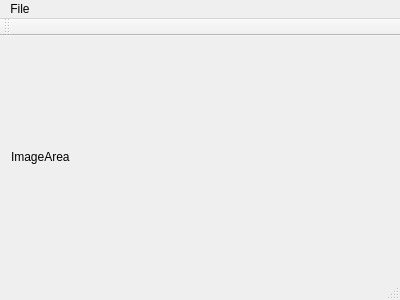
Qt form TesseractTrainer.ui (DaikiMaekawa/marshmallow-tesseract-trainer) before a commit.
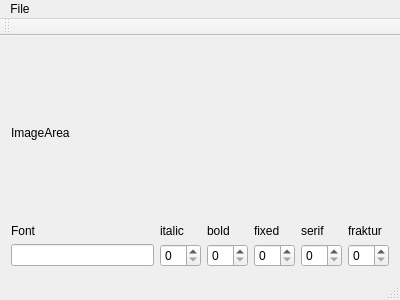
The same form after that commit.

Commit message: Implemented FontProperties Editor

```diff
--- a/TesseractTrainer.ui
+++ b/TesseractTrainer.ui
@@ -15,6 +15,19 @@
   </property>
   <widget class="QWidget" name="centralWidget">
    <layout class="QVBoxLayout" name="verticalLayout">
+    <item>
+     <spacer name="verticalSpacer_2">
+      <property name="orientation">
+       <enum>Qt::Vertical</enum>
+      </property>
+      <property name="sizeHint" stdset="0">
+       <size>
+        <width>20</width>
+        <height>40</height>
+       </size>
+      </property>
+     </spacer>
+    </item>
     <item>
      <widget class="QLabel" name="labelImg">
       <property name="text">
@@ -22,6 +35,83 @@
       </property>
      </widget>
     </item>
+    <item>
+     <spacer name="verticalSpacer">
+      <property name="orientation">
+       <enum>Qt::Vertical</enum>
+      </property>
+      <property name="sizeHint" stdset="0">
+       <size>
+        <width>20</width>
+        <height>40</height>
+       </size>
+      </property>
+     </spacer>
+    </item>
+    <item>
+     <layout class="QGridLayout" name="gridLayout">
+      <item row="1" column="1">
+       <widget class="QSpinBox" name="spinBox_5"/>
+      </item>
+      <item row="1" column="5">
+       <widget class="QSpinBox" name="spinBox"/>
+      </item>
+      <item row="1" column="4">
+       <widget class="QSpinBox" name="spinBox_2"/>
+      </item>
+      <item row="1" column="2">
+       <widget class="QSpinBox" name="spinBox_4"/>
+      </item>
+      <item row="1" column="3">
+       <widget class="QSpinBox" name="spinBox_3"/>
+      </item>
+      <item row="0" column="1">
+       <widget class="QLabel" name="label_2">
+        <property name="text">
+         <string>italic</string>
+        </property>
+       </widget>
+      </item>
+      <item row="0" column="2">
+       <widget class="QLabel" name="label_3">
+        <property name="text">
+         <string>bold</string>
+        </property>
+       </widget>
+      </item>
+      <item row="0" column="3">
+       <widget class="QLabel" name="label_4">
+        <property name="text">
+         <string>fixed</string>
+        </property>
+       </widget>
+      </item>
+      <item row="0" column="4">
+       <widget class="QLabel" name="label_5">
+        <property name="text">
+         <string>serif</string>
+        </property>
+       </widget>
+      </item>
+      <item row="0" column="5">
+       <widget class="QLabel" name="label_6">
+        <property name="text">
+         <string>fraktur</string>
+        </property>
+       </widget>
+      </item>
+      <item row="0" column="0">
+       <widget class="QLabel" name="label_7">
+        <property name="text">
+         <string>Font</string>
+        </property>
+       </widget>
+      </item>
+      <item row="1" column="0">
+       <widget class="QLineEdit" name="lineFont"/>
+      </item>
+     </layout>
+    </item>
    </layout>
   </widget>
   <widget class="QMenuBar" name="menuBar">
```
